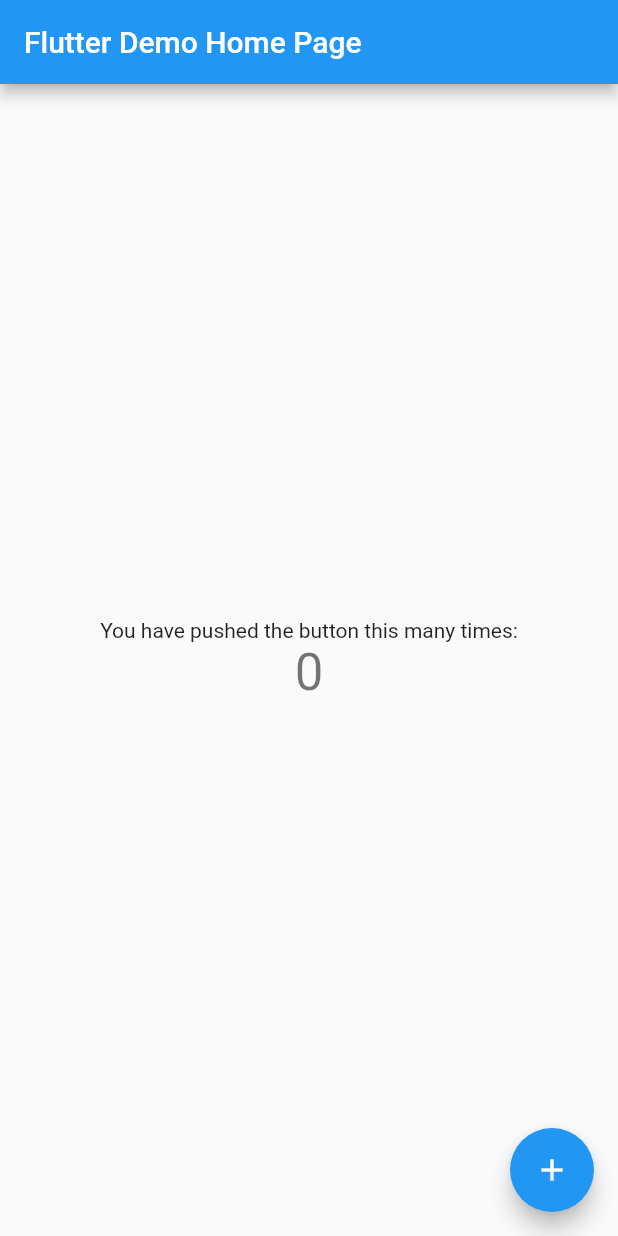
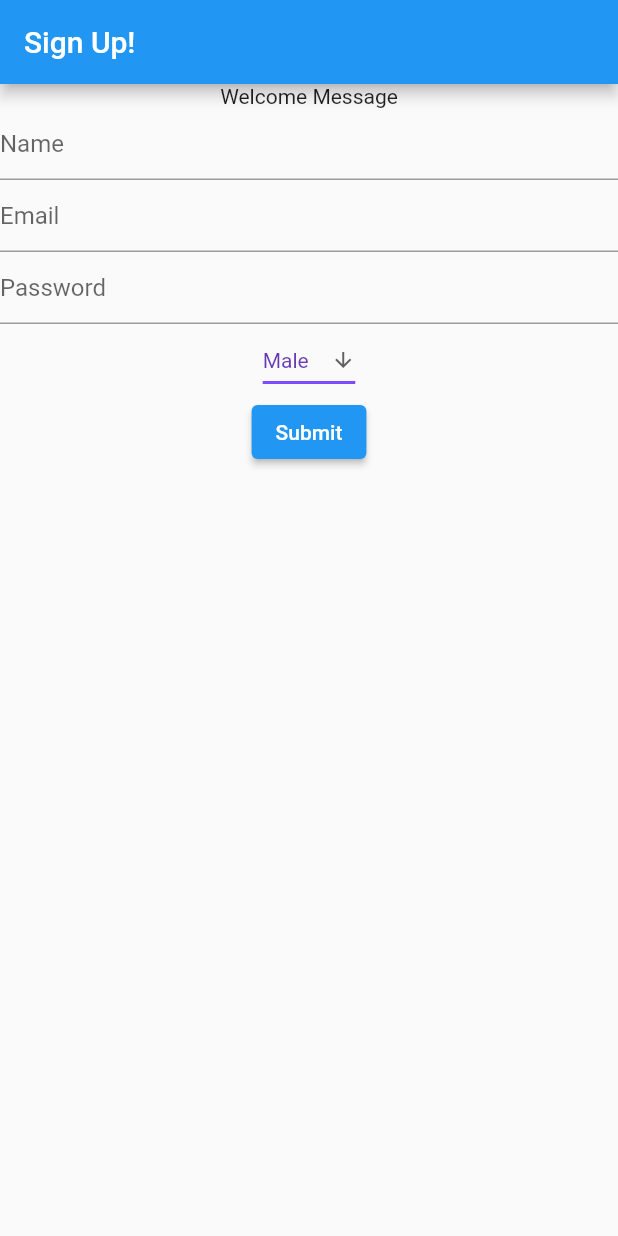
Before and after one commit to AmeerulH/sign-up-flutter, a Flutter app: the screen it shows after launch, on a phone screen of 412 x 824 dp. Run offline on Flutter 3.47's test engine with Material 2 defaults, Android fonts, the phone set to English and light mode, and no system bars.

Commit message:
added signup functionality

```diff
--- a/sign_up_flutter/lib/main.dart
+++ b/sign_up_flutter/lib/main.dart
@@ -10,21 +10,8 @@ class MyApp extends StatelessWidget {
   // This widget is the root of your application.
   @override
   Widget build(BuildContext context) {
-    return MaterialApp(
-      title: 'Flutter Demo',
-      theme: ThemeData(
-        // This is the theme of your application.
-        //
-        // Try running your application with "flutter run". You'll see the
-        // application has a blue toolbar. Then, without quitting the app, try
-        // changing the primarySwatch below to Colors.green and then invoke
-        // "hot reload" (press "r" in the console where you ran "flutter run",
-        // or simply save your changes to "hot reload" in a Flutter IDE).
-        // Notice that the counter didn't reset back to zero; the application
-        // is not restarted.
-        primarySwatch: Colors.blue,
-      ),
-      home: const MyHomePage(title: 'Flutter Demo Home Page'),
+    return const MaterialApp(
+      home: MyHomePage (title: 'Hhello')
     );
   }
 }
@@ -48,68 +35,115 @@ class MyHomePage extends StatefulWidget {
 }
 
 class _MyHomePageState extends State<MyHomePage> {
-  int _counter = 0;
-
-  void _incrementCounter() {
-    setState(() {
-      // This call to setState tells the Flutter framework that something has
-      // changed in this State, which causes it to rerun the build method below
-      // so that the display can reflect the updated values. If we changed
-      // _counter without calling setState(), then the build method would not be
-      // called again, and so nothing would appear to happen.
-      _counter++;
-    });
-  }
+  final GlobalKey<FormState> _formKey = GlobalKey<FormState>();
+   String dropdownValue = 'Male';
+   String Name = '';
+   String Email = '';
+   String Password = '';
 
   @override
   Widget build(BuildContext context) {
-    // This method is rerun every time setState is called, for instance as done
-    // by the _incrementCounter method above.
-    //
-    // The Flutter framework has been optimized to make rerunning build methods
-    // fast, so that you can just rebuild anything that needs updating rather
-    // than having to individually change instances of widgets.
     return Scaffold(
      appBar: AppBar(
-        // Here we take the value from the MyHomePage object that was created by
-        // the App.build method, and use it to set our appbar title.
-        title: Text(widget.title),
+          title: const Text('Sign Up!')
         ),
-      body: Center(
-        // Center is a layout widget. It takes a single child and positions it
-        // in the middle of the parent.
+        body: Form(
+          key: _formKey,
           child: Column(
-          // Column is also a layout widget. It takes a list of children and
-          // arranges them vertically. By default, it sizes itself to fit its
-          // children horizontally, and tries to be as tall as its parent.
-          //
-          // Invoke "debug painting" (press "p" in the console, choose the
-          // "Toggle Debug Paint" action from the Flutter Inspector in Android
-          // Studio, or the "Toggle Debug Paint" command in Visual Studio Code)
-          // to see the wireframe for each widget.
-          //
-          // Column has various properties to control how it sizes itself and
-          // how it positions its children. Here we use mainAxisAlignment to
-          // center the children vertically; the main axis here is the vertical
-          // axis because Columns are vertical (the cross axis would be
-          // horizontal).
-          mainAxisAlignment: MainAxisAlignment.center,
-          children: <Widget>[
-            const Text(
-              'You have pushed the button this many times:',
+            children: <Widget> [
+              const Text('Welcome Message'),
+              TextFormField(
+                decoration: const InputDecoration(
+                hintText: 'Name',
               ),
-            Text(
-              '$_counter',
-              style: Theme.of(context).textTheme.headline4,
+                validator: (String? value) {
+                  if (value == null || value.isEmpty) {
+                    return 'Please enter your name';
+                  }
+                  return null;
+                },
+                onChanged: (String? value) {
+                  setState(() {
+                    Name = value!;
+                  });
+                },
               ),
-          ],
+              TextFormField(
+                decoration: const InputDecoration(
+                hintText: 'Email',
+              ),
+                validator: (String? value) {
+                  if (value == null || value.isEmpty) {
+                    return 'Please enter your email';
+                  }
+                  return null;
+                },
+                onChanged: (String? value) {
+                  setState(() {
+                    Email = value!;
+                  });
+                },
+              ),
+              TextFormField(
+                decoration: const InputDecoration(
+                hintText: 'Password',
+              ),
+                validator: (String? value) {
+                  if (value == null || value.isEmpty) {
+                    return 'Please enter your password';
+                  }
+                  return null;
+                },
+                onChanged: (String? value) {
+                  setState(() {
+                    Password = value!;
+                  });
+                },
+              ),
+              DropdownButton (
+                value: dropdownValue,
+                icon: const Icon(Icons.arrow_downward),
+                iconSize: 16,
+                elevation: 16,
+                style: const TextStyle(color: Colors.deepPurple),
+                underline: Container(
+                  height: 2,
+                  color: Colors.deepPurpleAccent,
+                ),
+                onChanged: (String? newValue) {
+                  setState(() {
+                    dropdownValue = newValue!;
+                  });
+                },
+                items: <String>['Male', 'Female', 'Others', 'Free']
+                  .map<DropdownMenuItem<String>>((String value) {
+                    return DropdownMenuItem<String>(
+                      value: value,
+                      child: Text(value),
+                    );
+                  }).toList(),
+              ),
+              ElevatedButton(
+                child: const Text('Submit'),
+                onPressed: () {
+                  if (_formKey.currentState!.validate()) {
+                    ScaffoldMessenger.of(context).showSnackBar(
+                      SnackBar(
+                        content: Text('$Name, $Email, $Password, $dropdownValue'),
+                        action: SnackBarAction(
+                          label: 'Action',
+                          onPressed: () {
+                            // Code to execute.
+                          },
                         ),
                       ),
-      floatingActionButton: FloatingActionButton(
-        onPressed: _incrementCounter,
-        tooltip: 'Increment',
-        child: const Icon(Icons.add),
-      ), // This trailing comma makes auto-formatting nicer for build methods.
+                    );
+                  }
+                },
+              )
+            ],
+          )
+        )
     );
   }
 }
```
Lines whose indentation alone changed are shown as unchanged.
